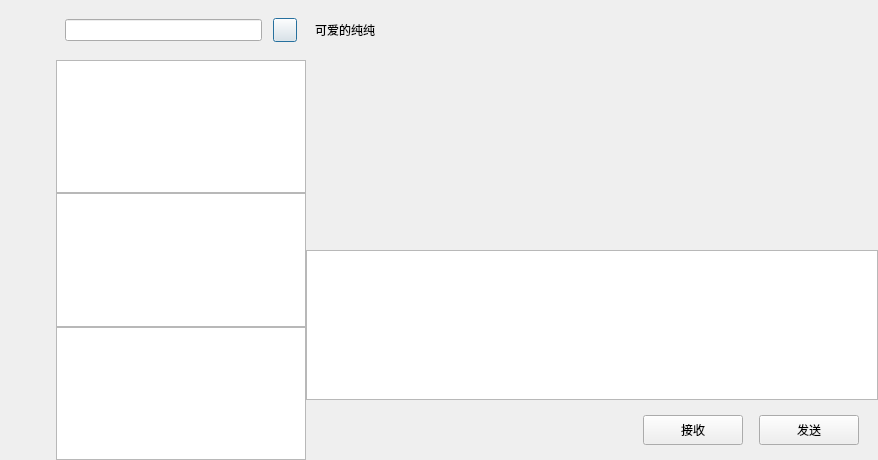
chris155-hash/RYY-chatroom-Cpp, file ryychat/chatdialog.ui: the form before one commit.
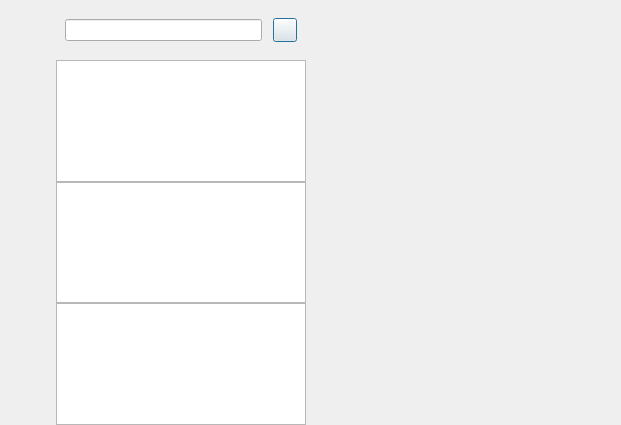
The form after the commit. Custom widgets are drawn as their Qt base class.

Commit message: 聊天气泡前端设计+ 发送功能

What changed in the file:
```diff
--- a/ryychat/chatdialog.ui
+++ b/ryychat/chatdialog.ui
@@ -6,8 +6,8 @@
    <rect>
     <x>0</x>
     <y>0</y>
-    <width>878</width>
-    <height>460</height>
+    <width>621</width>
+    <height>425</height>
    </rect>
   </property>
   <property name="windowTitle">
@@ -267,312 +267,9 @@
     </widget>
    </item>
    <item>
-    <widget class="QWidget" name="chat_data_wid" native="true">
-     <layout class="QVBoxLayout" name="verticalLayout_4">
-      <property name="spacing">
-       <number>0</number>
-      </property>
-      <property name="leftMargin">
-       <number>0</number>
-      </property>
-      <property name="topMargin">
-       <number>0</number>
-      </property>
-      <property name="rightMargin">
-       <number>0</number>
-      </property>
-      <property name="bottomMargin">
-       <number>0</number>
-      </property>
-      <item>
-       <widget class="QWidget" name="title_wid" native="true">
-        <property name="minimumSize">
-         <size>
-          <width>0</width>
-          <height>60</height>
-         </size>
-        </property>
-        <property name="maximumSize">
-         <size>
-          <width>16777215</width>
-          <height>60</height>
-         </size>
-        </property>
-        <layout class="QVBoxLayout" name="verticalLayout_5">
-         <item>
-          <widget class="QWidget" name="widget_2" native="true">
-           <layout class="QHBoxLayout" name="horizontalLayout_3">
-            <property name="spacing">
-             <number>0</number>
-            </property>
-            <property name="leftMargin">
-             <number>0</number>
-            </property>
-            <property name="topMargin">
-             <number>0</number>
-            </property>
-            <property name="rightMargin">
-             <number>0</number>
-            </property>
-            <property name="bottomMargin">
-             <number>0</number>
-            </property>
-            <item>
-             <widget class="QLabel" name="title_lb">
-              <property name="text">
-               <string>可爱的纯纯</string>
-              </property>
-             </widget>
-            </item>
-           </layout>
-          </widget>
-         </item>
-        </layout>
-       </widget>
-      </item>
-      <item>
-       <widget class="QWidget" name="chat_data_list" native="true"/>
-      </item>
-      <item>
-       <widget class="QWidget" name="tool_wid" native="true">
-        <property name="minimumSize">
-         <size>
-          <width>0</width>
-          <height>60</height>
-         </size>
-        </property>
-        <property name="maximumSize">
-         <size>
-          <width>16777215</width>
-          <height>60</height>
-         </size>
-        </property>
-        <layout class="QHBoxLayout" name="horizontalLayout_4">
-         <property name="spacing">
-          <number>7</number>
-         </property>
-         <property name="leftMargin">
-          <number>2</number>
-         </property>
-         <property name="topMargin">
-          <number>2</number>
-         </property>
-         <property name="rightMargin">
-          <number>2</number>
-         </property>
-         <property name="bottomMargin">
-          <number>2</number>
-         </property>
-         <item>
-          <spacer name="horizontalSpacer_2">
-           <property name="orientation">
-            <enum>Qt::Horizontal</enum>
-           </property>
-           <property name="sizeType">
-            <enum>QSizePolicy::Fixed</enum>
-           </property>
-           <property name="sizeHint" stdset="0">
-            <size>
-             <width>5</width>
-             <height>20</height>
-            </size>
-           </property>
-          </spacer>
-         </item>
-         <item>
-          <widget class="QLabel" name="emo_lb">
-           <property name="minimumSize">
-            <size>
-             <width>25</width>
-             <height>25</height>
-            </size>
-           </property>
-           <property name="maximumSize">
-            <size>
-             <width>25</width>
-             <height>25</height>
-            </size>
-           </property>
-           <property name="text">
-            <string/>
-           </property>
-          </widget>
-         </item>
-         <item>
-          <spacer name="horizontalSpacer_4">
-           <property name="orientation">
-            <enum>Qt::Horizontal</enum>
-           </property>
-           <property name="sizeType">
-            <enum>QSizePolicy::Fixed</enum>
-           </property>
-           <property name="sizeHint" stdset="0">
-            <size>
-             <width>5</width>
-             <height>20</height>
-            </size>
-           </property>
-          </spacer>
-         </item>
-         <item>
-          <widget class="QLabel" name="file_lb">
-           <property name="minimumSize">
-            <size>
-             <width>25</width>
-             <height>25</height>
-            </size>
-           </property>
-           <property name="maximumSize">
-            <size>
-             <width>25</width>
-             <height>25</height>
-            </size>
-           </property>
-           <property name="text">
-            <string/>
-           </property>
-          </widget>
-         </item>
-         <item>
-          <spacer name="horizontalSpacer_3">
-           <property name="orientation">
-            <enum>Qt::Horizontal</enum>
-           </property>
-           <property name="sizeHint" stdset="0">
-            <size>
-             <width>40</width>
-             <height>20</height>
-            </size>
-           </property>
-          </spacer>
-         </item>
-        </layout>
-       </widget>
-      </item>
-      <item>
-       <widget class="QTextEdit" name="chatEdit">
-        <property name="minimumSize">
-         <size>
-          <width>0</width>
-          <height>30</height>
-         </size>
-        </property>
-        <property name="maximumSize">
-         <size>
-          <width>16777215</width>
-          <height>150</height>
-         </size>
-        </property>
-        <property name="sizeIncrement">
-         <size>
-          <width>0</width>
-          <height>150</height>
-         </size>
-        </property>
-       </widget>
-      </item>
-      <item>
-       <widget class="QWidget" name="widget_5" native="true">
-        <property name="minimumSize">
-         <size>
-          <width>0</width>
-          <height>60</height>
-         </size>
-        </property>
-        <property name="maximumSize">
-         <size>
-          <width>16777215</width>
-          <height>60</height>
-         </size>
-        </property>
-        <layout class="QHBoxLayout" name="horizontalLayout_5">
-         <item>
-          <spacer name="horizontalSpacer_5">
-           <property name="orientation">
-            <enum>Qt::Horizontal</enum>
-           </property>
-           <property name="sizeHint" stdset="0">
-            <size>
-             <width>40</width>
-             <height>20</height>
-            </size>
-           </property>
-          </spacer>
-         </item>
-         <item>
-          <widget class="QPushButton" name="receive_btn">
-           <property name="minimumSize">
-            <size>
-             <width>100</width>
-             <height>30</height>
-            </size>
-           </property>
-           <property name="maximumSize">
-            <size>
-             <width>100</width>
-             <height>30</height>
-            </size>
-           </property>
-           <property name="text">
-            <string>接收</string>
-           </property>
-          </widget>
-         </item>
-         <item>
-          <spacer name="horizontalSpacer_7">
-           <property name="orientation">
-            <enum>Qt::Horizontal</enum>
-           </property>
-           <property name="sizeType">
-            <enum>QSizePolicy::Fixed</enum>
-           </property>
-           <property name="sizeHint" stdset="0">
-            <size>
-             <width>10</width>
-             <height>20</height>
-            </size>
-           </property>
-          </spacer>
-         </item>
-         <item>
-          <widget class="QPushButton" name="send_btn">
-           <property name="minimumSize">
-            <size>
-             <width>100</width>
-             <height>30</height>
-            </size>
-           </property>
-           <property name="maximumSize">
-            <size>
-             <width>100</width>
-             <height>30</height>
-            </size>
-           </property>
-           <property name="text">
-            <string>发送</string>
-           </property>
-          </widget>
-         </item>
-         <item>
-          <spacer name="horizontalSpacer_6">
-           <property name="orientation">
-            <enum>Qt::Horizontal</enum>
-           </property>
-           <property name="sizeType">
-            <enum>QSizePolicy::Fixed</enum>
-           </property>
-           <property name="sizeHint" stdset="0">
-            <size>
-             <width>10</width>
-             <height>20</height>
-            </size>
-           </property>
-          </spacer>
-         </item>
-        </layout>
-       </widget>
-      </item>
-     </layout>
+    <widget class="QStackedWidget" name="stackedWidget">
+     <widget class="ChatPage" name="chat_page"/>
+     <widget class="QWidget" name="friend_apply_page"/>
     </widget>
    </item>
   </layout>
@@ -593,6 +290,12 @@
    <extends>QListWidget</extends>
    <header location="global">chatuserlist.h</header>
   </customwidget>
+  <customwidget>
+   <class>ChatPage</class>
+   <extends>QWidget</extends>
+   <header>chatpage.h</header>
+   <container>1</container>
+  </customwidget>
  </customwidgets>
  <resources/>
  <connections/>
```
The commit also changes 35 other files.
